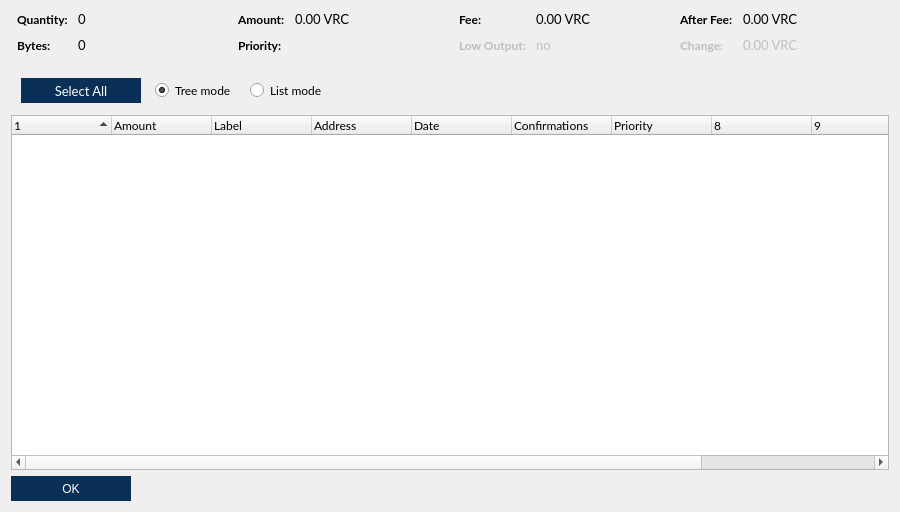
Qt form src/qt/forms/coincontroldialog.ui (VeriConomy/vericoin) before a commit.
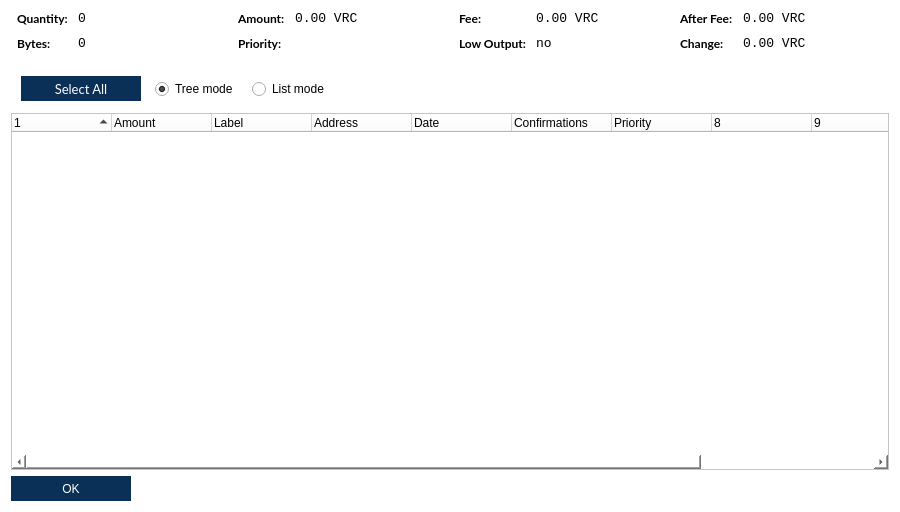
The same form after that commit. Custom widgets are drawn as their Qt base class.

What changed in the file:
```diff
--- a/src/qt/forms/coincontroldialog.ui
+++ b/src/qt/forms/coincontroldialog.ui
@@ -18,6 +18,9 @@
   <property name="windowTitle">
    <string>Coin Control</string>
   </property>
+  <property name="styleSheet">
+   <string notr="true">background-color: white; color: black;</string>
+  </property>
   <layout class="QVBoxLayout" name="verticalLayout">
    <item>
     <layout class="QHBoxLayout" name="horizontalLayoutTop" stretch="0,0,0,0">
```
Left out of the diff: 6 changed lines with no effect on the pictures.
